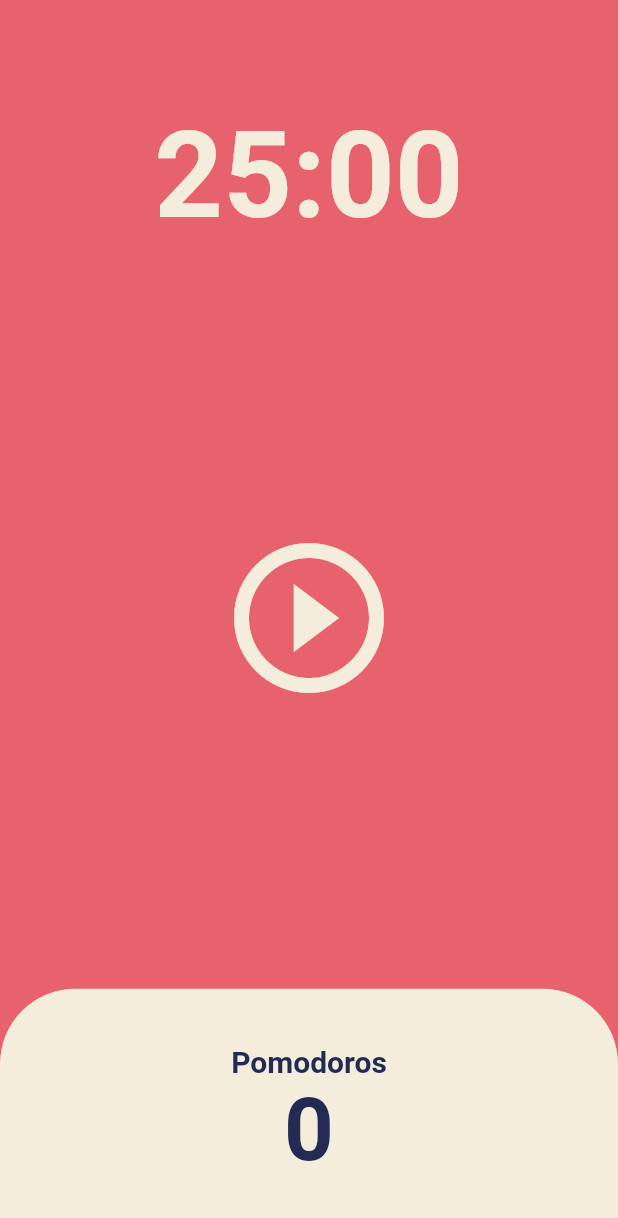
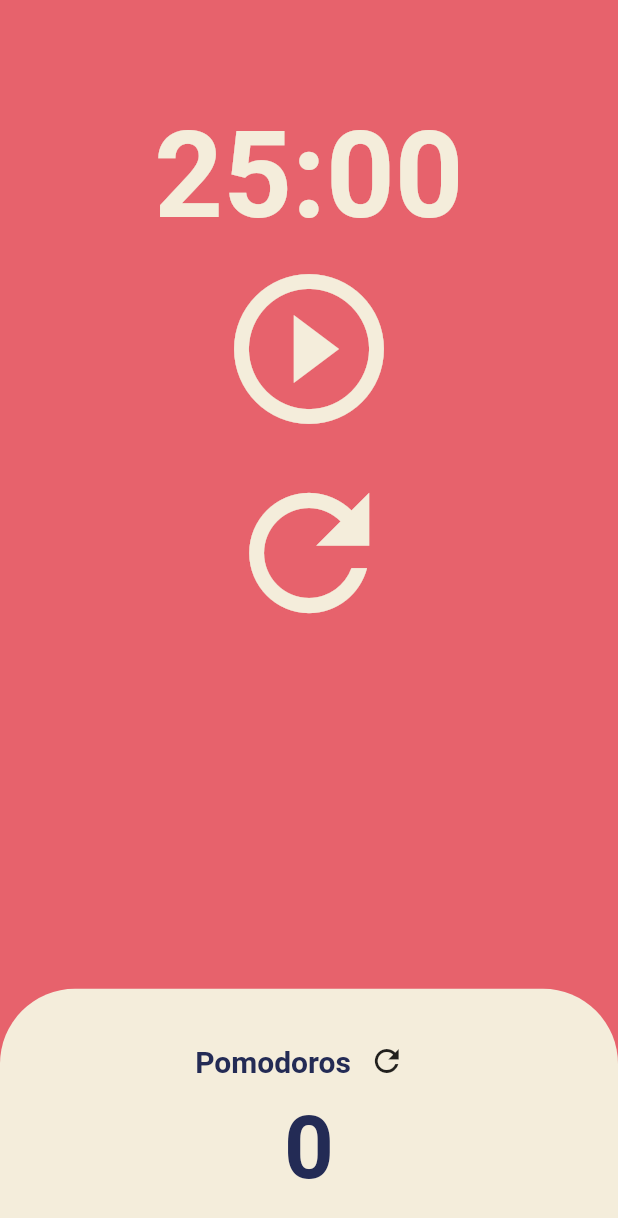
Before and after one commit to hhw12409/flutter-pomodoro-app, a Flutter app: the screen it shows after launch, on a phone screen of 412 x 824 dp. Shown: the top 1218 px of the screen. Run offline on Flutter 3.47's test engine with Material 2 defaults, Android fonts, the phone set to English and light mode, and no system bars.

Commit message:
feat: refresh button

```diff
--- a/lib/screens/home_screen.dart
+++ b/lib/screens/home_screen.dart
@@ -49,6 +49,22 @@ class _HomeScreenState extends State<HomeScreen> {
     });
   }
 
+  void onRefreshPressed() {
+    timer.cancel();
+    setState(() {
+      isRunning = false;
+      totalSeconds = initialSeconds;
+    });
+  }
+
+  void onRefreshPomodoros() {
+    if (totalPomodoros != 0) {
+      setState(() {
+        totalPomodoros = 0;
+      });
+    }
+  }
+
   String formatToMinutes(int seconds) {
     var duration = Duration(seconds: seconds);
     return duration.toString().split('.').first.substring(2, 7);
@@ -77,7 +93,9 @@ class _HomeScreenState extends State<HomeScreen> {
           Flexible(
             flex: 3,
             child: Center(
-              child: IconButton(
+              child: Column(
+                children: [
+                  IconButton(
                     iconSize: 120,
                     color: Theme.of(context).cardColor,
                     onPressed: isRunning ? onPausePressed : onStartPressed,
@@ -86,6 +104,16 @@ class _HomeScreenState extends State<HomeScreen> {
                         : const Icon(
                             Icons.play_circle_outline,
                           ),
+                  ),
+                  IconButton(
+                    iconSize: 120,
+                    color: Theme.of(context).cardColor,
+                    onPressed: onRefreshPressed,
+                    icon: const Icon(
+                      Icons.refresh_outlined,
+                    ),
+                  )
+                ],
               ),
             ),
           ),
@@ -105,13 +133,27 @@ class _HomeScreenState extends State<HomeScreen> {
                     child: Column(
                       mainAxisAlignment: MainAxisAlignment.center,
                       children: [
+                        Row(
+                          mainAxisAlignment: MainAxisAlignment.center,
+                          children: [
                             Text(
                               'Pomodoros',
                               style: TextStyle(
                                 fontWeight: FontWeight.w600,
                                 fontSize: 20,
-                            color: Theme.of(context).textTheme.headline1!.color,
+                                color: Theme.of(context)
+                                    .textTheme
+                                    .headline1!
+                                    .color,
                               ),
+                            ),
+                            IconButton(
+                              onPressed: onRefreshPomodoros,
+                              icon: const Icon(
+                                Icons.refresh_outlined,
+                              ),
+                            ),
+                          ],
                         ),
                         Text(
                           "$totalPomodoros",
```
Lines whose indentation alone changed are shown as unchanged.
